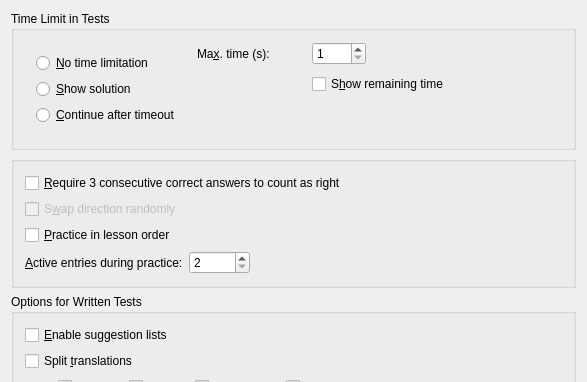
This is src/configure-practice/advancedpracticeoptions.ui in KDE/parley as Qt 5 draws it before an edit; both pictures show x 0 to 587 and y 0 to 382 of the 587 by 609 pixel window. The edited form follows.
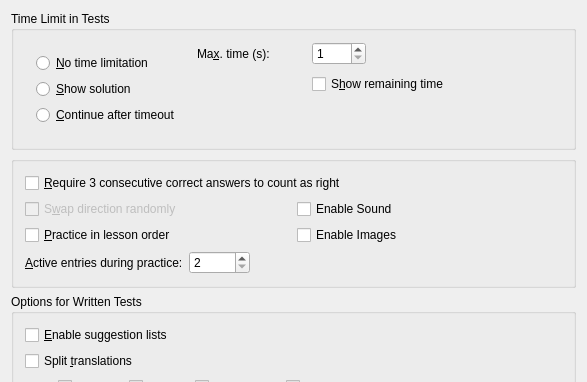
This is the edited form. Custom widgets are drawn as their Qt base class.

Commit message: Add config options to enable sound/image. Add image to multiple choice.

```diff
--- a/src/configure-practice/advancedpracticeoptions.ui
+++ b/src/configure-practice/advancedpracticeoptions.ui
@@ -183,6 +183,8 @@
        </widget>
       </item>
       <item>
+       <layout class="QGridLayout" >
+        <item row="0" column="0" >
        <widget class="QCheckBox" name="kcfg_SwapDirection" >
         <property name="enabled" >
          <bool>false</bool>
@@ -192,7 +194,14 @@
         </property>
        </widget>
       </item>
-      <item>
+        <item row="0" column="1" >
+         <widget class="QCheckBox" name="kcfg_PracticeSoundEnabled" >
+          <property name="text" >
+           <string>Enable Sound</string>
+          </property>
+         </widget>
+        </item>
+        <item row="1" column="0" >
        <widget class="QCheckBox" name="kcfg_TestOrderLesson" >
         <property name="toolTip" >
          <string>When practicing new words will be chosen loosely in lesson order if this is selected, otherwise at total random.</string>
@@ -201,6 +210,15 @@
          <string>&amp;Practice in lesson order</string>
         </property>
        </widget>
+        </item>
+        <item row="1" column="1" >
+         <widget class="QCheckBox" name="kcfg_PracticeImagesEnabled" >
+          <property name="text" >
+           <string>Enable Images</string>
+          </property>
+         </widget>
+        </item>
+       </layout>
       </item>
       <item>
        <layout class="QHBoxLayout" >
```
Lines whose indentation alone changed are shown as unchanged. The commit also changes 3 other files.
